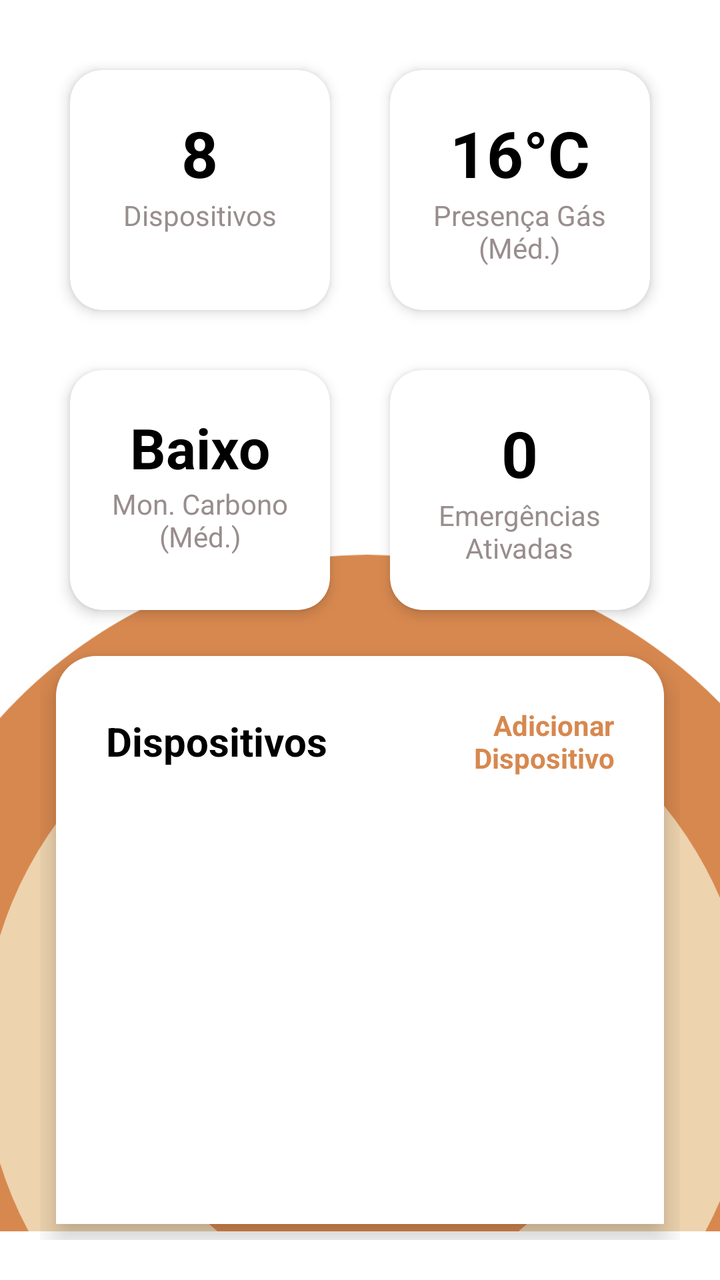
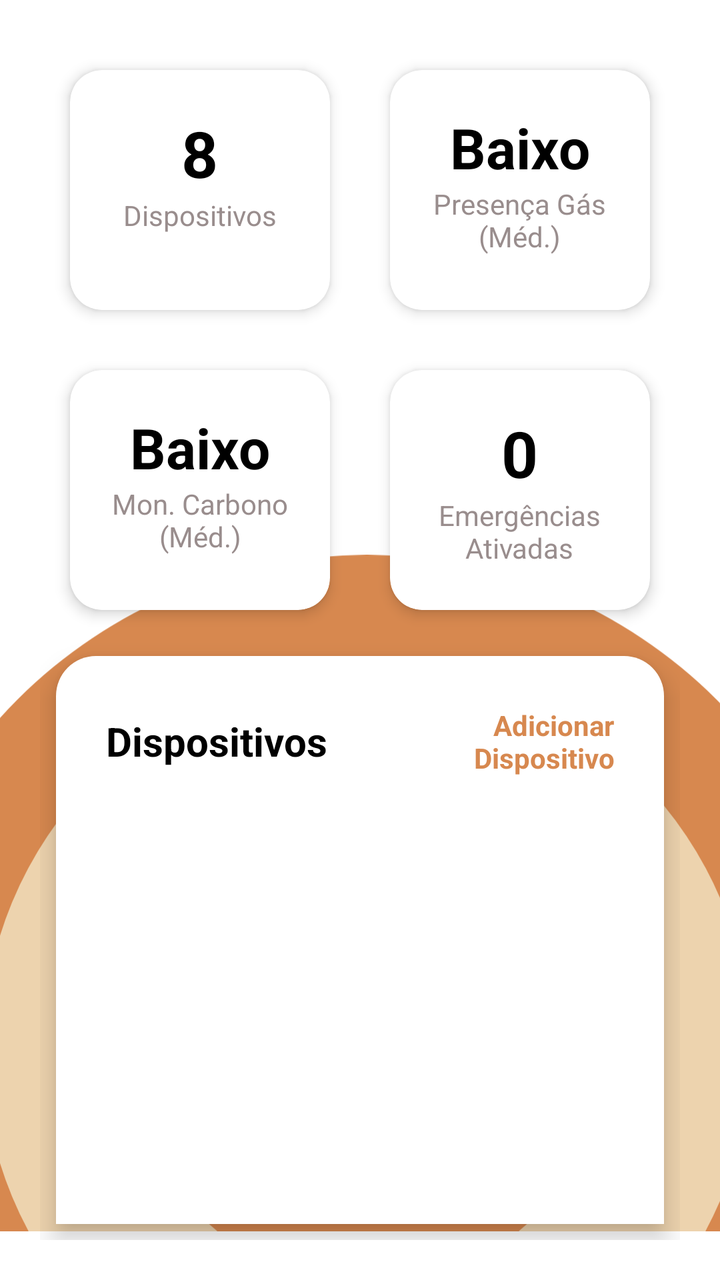

Before-and-after screenshots of an Android layout around one commit, followed by the original layout XML and the change that was made.
<!-- AndroidManifest.xml: application theme Theme.GasifyProject -->
<!-- res/layout/fragment_home.xml -->
<?xml version="1.0" encoding="utf-8"?>
<androidx.constraintlayout.widget.ConstraintLayout xmlns:android="http://schemas.android.com/apk/res/android"
    xmlns:app="http://schemas.android.com/apk/res-auto"
    xmlns:tools="http://schemas.android.com/tools"
    android:layout_width="match_parent"
    android:layout_height="match_parent"
    android:background="@color/background">

    <ImageView
        android:id="@+id/imageView2"
        android:layout_width="match_parent"
        android:layout_height="wrap_content"
        app:srcCompat="@drawable/circle_background"
        app:layout_constraintBottom_toBottomOf="parent"
        app:layout_constraintStart_toStartOf="parent"
        app:layout_constraintEnd_toEndOf="parent"/>

    <LinearLayout
        android:orientation="vertical"
        android:layout_width="match_parent"
        android:layout_height="wrap_content"
        app:layout_constraintBottom_toBottomOf="parent"
        app:layout_constraintEnd_toEndOf="parent"
        app:layout_constraintStart_toStartOf="parent"
        app:layout_constraintTop_toTopOf="parent">

        <LinearLayout
            android:layout_width="match_parent"
            android:layout_height="wrap_content"
            android:layout_margin="20dp"
            android:orientation="vertical">

            
            <LinearLayout
                android:layout_width="match_parent"
                android:layout_height="wrap_content"
                android:orientation="horizontal"
                android:weightSum="2">

                
                <com.google.android.material.card.MaterialCardView
                    android:layout_width="0dp"
                    android:layout_height="wrap_content"
                    android:layout_margin="15dp"
                    android:layout_marginEnd="8dp"
                    android:layout_weight="1"
                    android:minHeight="120dp"
                    app:cardBackgroundColor="@color/card"
                    app:cardCornerRadius="16dp"
                    app:cardElevation="4dp"
                    android:outlineSpotShadowColor="@color/shadow_color">

                    <LinearLayout
                        android:layout_width="match_parent"
                        android:layout_height="wrap_content"
                        android:gravity="center"
                        android:orientation="vertical"
                        android:padding="20dp">

                        <TextView
                            android:id="@+id/tvDeviceCount"
                            android:layout_width="wrap_content"
                            android:layout_height="wrap_content"
                            android:text="8"
                            android:textColor="@color/foreground"
                            android:textSize="32sp"
                            android:textStyle="bold" />

                        <TextView
                            android:layout_width="wrap_content"
                            android:layout_height="wrap_content"
                            android:text="Dispositivos"
                            android:textColor="@color/card_foreground"
                            android:textSize="14sp" />
                    </LinearLayout>
                </com.google.android.material.card.MaterialCardView>

                
                <com.google.android.material.card.MaterialCardView
                    android:layout_width="0dp"
                    android:layout_height="wrap_content"
                    android:layout_margin="15dp"
                    android:layout_marginStart="8dp"
                    android:layout_weight="1"
                    android:minHeight="120dp"
                    app:cardBackgroundColor="@color/card"
                    app:cardCornerRadius="16dp"
                    app:cardElevation="4dp"
                    android:outlineSpotShadowColor="@color/shadow_color">

                    <LinearLayout
                        android:layout_width="match_parent"
                        android:layout_height="wrap_content"
                        android:gravity="center"
                        android:orientation="vertical"
                        android:padding="20dp">

                        <TextView
                            android:id="@+id/tvTemperature"
                            android:layout_width="wrap_content"
                            android:layout_height="wrap_content"
                            android:text="16°C"
                            android:textColor="@color/foreground"
                            android:textSize="32sp"
                            android:textStyle="bold" />

                        <TextView
                            android:layout_width="wrap_content"
                            android:layout_height="wrap_content"
                            android:gravity="center"
                            android:text="Presença Gás\n(Méd.)"
                            android:textAlignment="center"
                            android:textColor="@color/card_foreground"
                            android:textSize="14sp" />
                    </LinearLayout>
                </com.google.android.material.card.MaterialCardView>
            </LinearLayout>

            
            <LinearLayout
                android:layout_width="match_parent"
                android:layout_height="wrap_content"
                android:orientation="horizontal"
                android:weightSum="2">

                
                <com.google.android.material.card.MaterialCardView
                    android:layout_width="0dp"
                    android:layout_height="wrap_content"
                    android:layout_margin="15dp"
                    android:layout_marginEnd="8dp"
                    android:layout_weight="1"
                    android:minHeight="120dp"
                    app:cardBackgroundColor="@color/card"
                    app:cardCornerRadius="16dp"
                    app:cardElevation="4dp"
                    android:outlineSpotShadowColor="@color/shadow_color">

                    <LinearLayout
                        android:layout_width="match_parent"
                        android:layout_height="wrap_content"
                        android:gravity="center"
                        android:orientation="vertical"
                        android:padding="20dp">

                        <TextView
                            android:id="@+id/tvCarbonLevel"
                            android:layout_width="wrap_content"
                            android:layout_height="wrap_content"
                            android:text="Baixo"
                            android:textColor="@color/foreground"
                            android:textSize="28sp"
                            android:textStyle="bold" />

                        <TextView
                            android:layout_width="wrap_content"
                            android:layout_height="wrap_content"
                            android:gravity="center"
                            android:text="Mon. Carbono\n(Méd.)"
                            android:textAlignment="center"
                            android:textColor="@color/card_foreground"
                            android:textSize="14sp" />
                    </LinearLayout>
                </com.google.android.material.card.MaterialCardView>

                
                <com.google.android.material.card.MaterialCardView
                    android:layout_width="0dp"
                    android:layout_height="wrap_content"
                    android:layout_margin="15dp"
                    android:layout_marginStart="8dp"
                    android:layout_weight="1"
                    android:minHeight="120dp"
                    app:cardBackgroundColor="@color/card"
                    app:cardCornerRadius="16dp"
                    app:cardElevation="4dp"
                    android:outlineSpotShadowColor="@color/shadow_color">

                    <LinearLayout
                        android:layout_width="match_parent"
                        android:layout_height="wrap_content"
                        android:gravity="center"
                        android:orientation="vertical"
                        android:padding="20dp">

                        <TextView
                            android:id="@+id/tvEmergencyCount"
                            android:layout_width="wrap_content"
                            android:layout_height="wrap_content"
                            android:text="0"
                            android:textColor="@color/foreground"
                            android:textSize="32sp"
                            android:textStyle="bold" />

                        <TextView
                            android:layout_width="wrap_content"
                            android:layout_height="wrap_content"
                            android:gravity="center"
                            android:text="Emergências\nAtivadas"
                            android:textAlignment="center"
                            android:textColor="@color/card_foreground"
                            android:textSize="14sp" />
                    </LinearLayout>
                </com.google.android.material.card.MaterialCardView>
            </LinearLayout>

            
            <LinearLayout
                android:outlineSpotShadowColor="@color/shadow_color"
                android:layout_width="match_parent"
                android:minHeight="600dp"
                android:layout_height="wrap_content"
                android:layout_margin="8dp"
                android:background="@drawable/sketch_devices"
                android:elevation="8dp"
                android:orientation="vertical"
                android:padding="25dp">

                <LinearLayout
                    android:layout_width="match_parent"
                    android:layout_height="wrap_content"
                    android:layout_marginBottom="16dp"
                    android:gravity="center_vertical"
                    android:orientation="horizontal">

                    <TextView
                        android:layout_width="0dp"
                        android:layout_height="wrap_content"
                        android:layout_weight="1"
                        android:text="Dispositivos"
                        android:textColor="@color/foreground"
                        android:textSize="20sp"
                        android:textStyle="bold" />

                    <TextView
                        android:id="@+id/btnAddDevice"
                        android:layout_width="wrap_content"
                        android:layout_height="wrap_content"
                        android:gravity="end"
                        android:text="Adicionar\nDispositivo"
                        android:textAlignment="textEnd"
                        android:textColor="@color/primary"
                        android:textSize="14sp"
                        android:textStyle="bold" />
                </LinearLayout>

                
                <androidx.recyclerview.widget.RecyclerView
                    android:layout_marginBottom="20dp"
                    android:id="@+id/rvDevices"
                    android:layout_width="match_parent"
                    android:layout_height="wrap_content"
                    android:nestedScrollingEnabled="false"
                    tools:listitem="@layout/item_device" />
            </LinearLayout>

        </LinearLayout>
    </LinearLayout>
</androidx.constraintlayout.widget.ConstraintLayout>
<!-- res/layout/item_device.xml (included above) -->
<?xml version="1.0" encoding="utf-8"?>
<com.google.android.material.card.MaterialCardView xmlns:android="http://schemas.android.com/apk/res/android"
    xmlns:app="http://schemas.android.com/apk/res-auto"
    android:layout_width="match_parent"
    android:layout_height="wrap_content"
    android:layout_marginBottom="6dp"
    app:cardElevation="0dp"
    app:cardBackgroundColor="@color/card">

    <LinearLayout
        android:layout_width="match_parent"
        android:layout_height="wrap_content"
        android:orientation="horizontal"
        android:padding="16dp">

        
        <com.google.android.material.card.MaterialCardView
            android:layout_width="35dp"
            android:layout_height="35dp"
            app:cardCornerRadius="6dp"
            app:cardBackgroundColor="@color/primary">

            <ImageView
                android:layout_width="24dp"
                android:layout_height="24dp"
                android:layout_gravity="center"
                android:src="@drawable/ic_device"
                app:tint="@color/primary_foreground" />
        </com.google.android.material.card.MaterialCardView>

        
        <LinearLayout
            android:layout_width="0dp"
            android:layout_height="wrap_content"
            android:layout_weight="1"
            android:orientation="vertical"
            android:layout_marginStart="16dp">

            <TextView
                android:id="@+id/tvDeviceName"
                android:layout_width="wrap_content"
                android:layout_height="wrap_content"
                android:text="Device #01"
                android:textColor="@color/foreground"
                android:textSize="16sp"
                android:textStyle="bold" />

            <TextView
                android:id="@+id/tvDeviceId"
                android:layout_width="wrap_content"
                android:layout_height="wrap_content"
                android:text="Device #01"
                android:textColor="@color/card_foreground"
                android:textSize="14sp" />
        </LinearLayout>

    </LinearLayout>

</com.google.android.material.card.MaterialCardView>
<!-- resources referenced by this layout -->
<resources>
  <color name="background">#FFFFFFFF</color>
  <color name="card">#FFFFFFFF</color>
  <color name="card_foreground">#FF998D8D</color>
  <color name="foreground">#FF000000</color>
  <color name="primary">#FFD7884F</color>
  <color name="primary_foreground">#FFFFFFFF</color>
  <color name="shadow_color">#FF000000</color>
  <!-- drawable ic_device (drawable) -->
  <vector xmlns:android="http://schemas.android.com/apk/res/android" xmlns:aapt="http://schemas.android.com/aapt"
      android:viewportWidth="960"
      android:viewportHeight="960"
      android:width="24dp"
      android:height="24dp">
      <group
          android:translateX="-0"
          android:translateY="960">
          <path
              android:pathData="M160 -280h640v-240H160v240Zm520 -60q25 0 42.5 -17.5T740 -400q0 -25 -17.5 -42.5T680 -460q-25 0 -42.5 17.5T620 -400q0 25 17.5 42.5T680 -340Zm200 -260H767l-80 -80H273l-80 80H80l137 -137q11 -11 25.5 -17t30.5 -6h414q16 0 30.5 6t25.5 17l137 137ZM160 -200q-33 0 -56.5 -23.5T80 -280v-320h800v320q0 33 -23.5 56.5T800 -200H160Z"
              android:fillColor="@color/muted_foreground" />
      </group>
  </vector>
  <!-- drawable sketch_devices (drawable) -->
  <?xml version="1.0" encoding="utf-8"?>
  <shape xmlns:android="http://schemas.android.com/apk/res/android">
      <corners
          android:topLeftRadius="20dp"
          android:topRightRadius="20dp"/>
      <solid
          android:color="@color/card"/>
  </shape>
  <color name="muted">#FFEDD3AE</color>
  <color name="muted_foreground">#FF998D8D</color>
  <style name="Widget.GasifyProject.Button" parent="Widget.MaterialComponents.Button">
          <item name="android:background">@drawable/primary_button_background</item>
          <item name="android:textColor">@color/primary_foreground</item>
          <item name="android:textSize">18sp</item>
          <item name="android:textStyle">bold</item>
          <item name="android:textAllCaps">false</item>
          <item name="cornerRadius">28dp</item>
      </style>
  <style name="Widget.GasifyProject.TextInputLayout" parent="Widget.MaterialComponents.TextInputLayout.OutlinedBox">
          <item name="boxStrokeColor">@color/transparent</item>
          <item name="boxStrokeWidth">0dp</item>
          <item name="boxStrokeWidthFocused">0dp</item>
          <item name="boxBackgroundMode">none</item>
          <item name="boxBackgroundColor">@color/transparent</item>
          <item name="hintTextColor">@color/foreground</item> 
          <item name="android:paddingTop">0dp</item>
          <item name="android:paddingBottom">0dp</item>
          <item name="shapeAppearanceOverlay">@style/ShapeAppearance.GasifyProject.TextInput</item>
      </style>
  <!-- drawable primary_button_background (drawable) -->
  <?xml version="1.0" encoding="utf-8"?>
  <shape xmlns:android="http://schemas.android.com/apk/res/android">
      <solid android:color="@color/primary" />
      <corners android:radius="28dp" />
  </shape>
  <color name="transparent">#00000000</color>
  <style name="ShapeAppearance.GasifyProject.TextInput" parent="ShapeAppearance.MaterialComponents.SmallComponent">
          <item name="cornerFamily">rounded</item>
          <item name="cornerSize">16dp</item>
      </style>
  <!-- unchanged entries left out for length: 2 -->
</resources>

<!-- the commit's change to res/layout/fragment_home.xml (unified diff, before → after) -->
@@ -99,9 +99,9 @@
                             android:id="@+id/tvTemperature"
                             android:layout_width="wrap_content"
                             android:layout_height="wrap_content"
-                            android:text="16°C"
+                            android:text="Baixo"
                             android:textColor="@color/foreground"
-                            android:textSize="32sp"
+                            android:textSize="28sp"
                             android:textStyle="bold" />
 
                         <TextView
